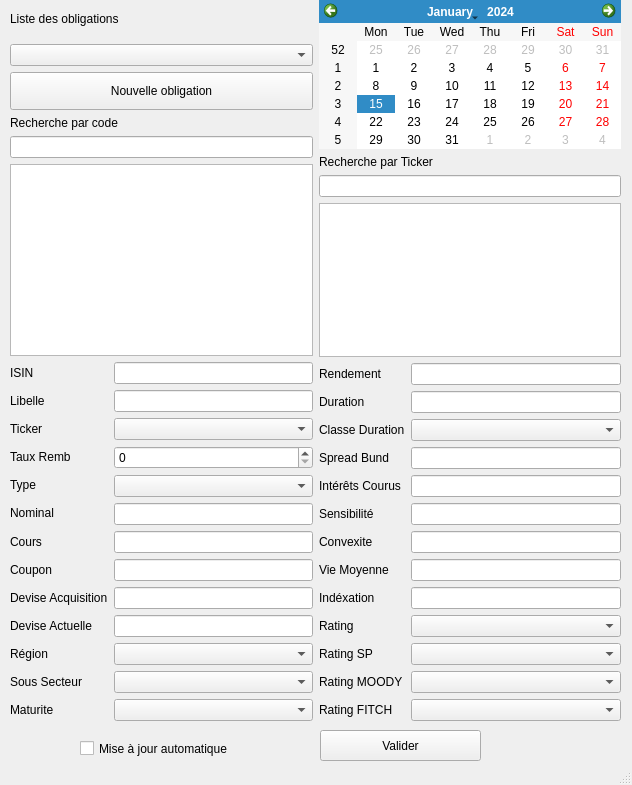
baptiste-pasquier/eurocorporate, file Gestionnaires/GestionnaireObligataire.ui: the form before one commit.
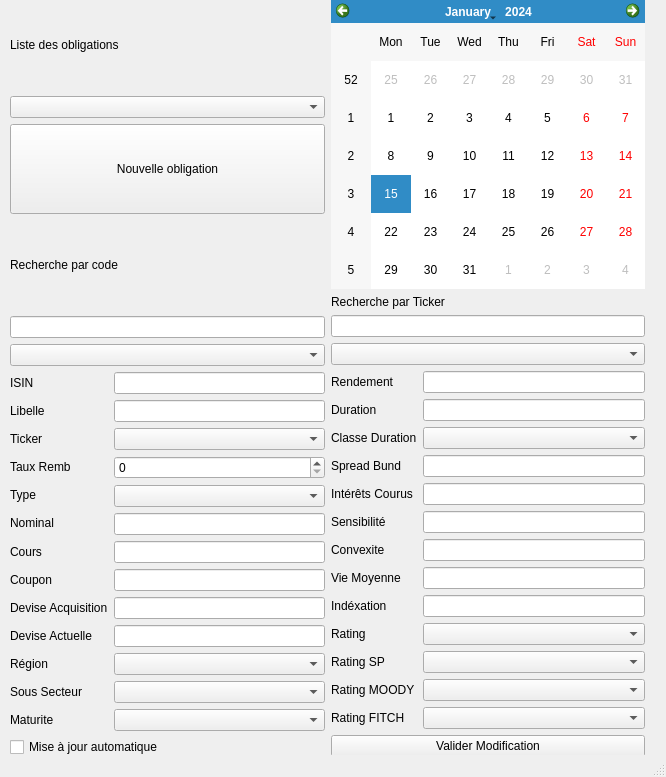
The form after the commit.

Diff of the .ui file:
```diff
--- a/Gestionnaires/GestionnaireObligataire.ui
+++ b/Gestionnaires/GestionnaireObligataire.ui
@@ -6,47 +6,21 @@
    <rect>
     <x>0</x>
     <y>0</y>
-    <width>632</width>
-    <height>785</height>
+    <width>666</width>
+    <height>777</height>
    </rect>
   </property>
   <property name="windowTitle">
    <string>MainWindow</string>
   </property>
   <widget class="QWidget" name="centralwidget">
-   <widget class="QCheckBox" name="checkBox">
-    <property name="geometry">
-     <rect>
-      <x>80</x>
-      <y>740</y>
-      <width>151</width>
-      <height>17</height>
-     </rect>
-    </property>
-    <property name="text">
-     <string>Mise à jour automatique</string>
-    </property>
-   </widget>
-   <widget class="QPushButton" name="pushButton_Valider">
-    <property name="geometry">
-     <rect>
-      <x>320</x>
-      <y>730</y>
-      <width>161</width>
-      <height>31</height>
-     </rect>
-    </property>
-    <property name="text">
-     <string>Valider</string>
-    </property>
-   </widget>
    <widget class="QWidget" name="horizontalLayoutWidget">
     <property name="geometry">
      <rect>
       <x>10</x>
       <y>0</y>
-      <width>611</width>
-      <height>721</height>
+      <width>635</width>
+      <height>757</height>
      </rect>
     </property>
     <layout class="QHBoxLayout" name="horizontalLayout">
@@ -71,7 +45,7 @@
        <item>
         <widget class="QPushButton" name="pushBtton_NvlOblig">
          <property name="sizePolicy">
-          <sizepolicy hsizetype="Minimum" vsizetype="Expanding">
+          <sizepolicy hsizetype="Minimum" vsizetype="MinimumExpanding">
            <horstretch>0</horstretch>
            <verstretch>0</verstretch>
           </sizepolicy>
@@ -84,7 +58,7 @@
        <item>
         <widget class="QLabel" name="label_SrchCode">
          <property name="sizePolicy">
-          <sizepolicy hsizetype="Preferred" vsizetype="Minimum">
+          <sizepolicy hsizetype="Preferred" vsizetype="Expanding">
            <horstretch>0</horstretch>
            <verstretch>0</verstretch>
           </sizepolicy>
@@ -98,14 +72,7 @@
         <widget class="QLineEdit" name="lineEdit_SrchCode"/>
        </item>
        <item>
-        <widget class="QTextEdit" name="textEdit_SrchOblig">
-         <property name="sizePolicy">
-          <sizepolicy hsizetype="Expanding" vsizetype="Minimum">
-           <horstretch>0</horstretch>
-           <verstretch>0</verstretch>
-          </sizepolicy>
-         </property>
-        </widget>
+        <widget class="QComboBox" name="comboBox_SrchCode"/>
        </item>
        <item>
         <layout class="QHBoxLayout" name="horizontalLayout_2">
@@ -249,6 +216,13 @@
          </item>
         </layout>
        </item>
+       <item>
+        <widget class="QCheckBox" name="checkBox">
+         <property name="text">
+          <string>Mise à jour automatique</string>
+         </property>
+        </widget>
+       </item>
       </layout>
      </item>
      <item>
@@ -274,7 +248,7 @@
         <widget class="QLineEdit" name="lineEdit_SrchTicker"/>
        </item>
        <item>
-        <widget class="QTextEdit" name="textEdit_SrchTicker"/>
+        <widget class="QComboBox" name="comboBox_SrchTicker"/>
        </item>
        <item>
         <layout class="QHBoxLayout" name="horizontalLayout_4">
@@ -418,6 +392,13 @@
          </item>
         </layout>
        </item>
+       <item>
+        <widget class="QPushButton" name="pushButton_Valider">
+         <property name="text">
+          <string>Valider Modification</string>
+         </property>
+        </widget>
+       </item>
       </layout>
      </item>
     </layout>
```
